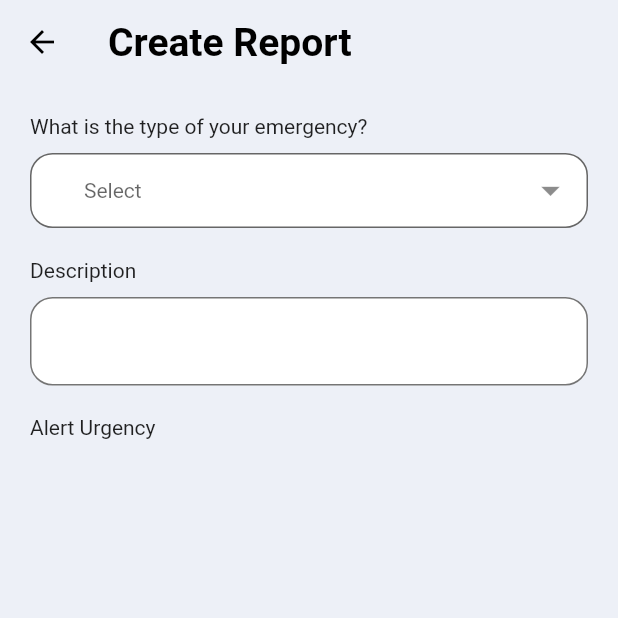
After one commit to antz22/Alertra, a Flutter app: the TeacherHomePage screen opened directly, after a tap on "Create Report", on a phone screen of 412 x 824 dp, the top half of it. The commit adds this screen. Run offline on Flutter 3.47's test engine with Material 2 defaults, Android fonts, the phone set to English and light mode, and no system bars; our stand-ins replace buttons_tabbar, dropdown_button2, flutter_secure_storage, flutter_svg, shared_preferences; accounts and stored records are empty; project files that could hold a hidden picture were left out.

Commit message:
Working on create report page

```diff
--- a/flutter_alertra/lib/screens/main/alerts.dart
+++ b/flutter_alertra/lib/screens/main/alerts.dart
@@ -5,9 +5,12 @@ class Alerts extends StatelessWidget {
 
   @override
   Widget build(BuildContext context) {
-    return Scaffold(
-      body: Container(
-        child: const Text('Alerts'),
+    return Container(
+      padding: const EdgeInsets.all(20.0),
+      child: Column(
+        children: [
+          Text('hello')
+        ],
       ),
     );
   }
--- /dev/null
+++ b/flutter_alertra/lib/screens/main/feed/create_report.dart
@@ -0,0 +1,135 @@
+import 'package:flutter/material.dart';
+import 'package:dropdown_button2/dropdown_button2.dart';
+
+class CreateReport extends StatelessWidget {
+  CreateReport({Key? key, this.selectedEmergencyType}) : super(key: key);
+
+  final List<String> emergencyTypeItems = [
+    'Suspicious Individual',
+    'Harassment',
+    'Bullying',
+    'Substance Abuse',
+    'Animal Sighting'
+        'Violence',
+    'Bad Weather'
+        'Accident',
+    'Missing Person',
+  ];
+
+  String? selectedEmergencyType;
+  String? selectedUrgencyType;
+
+  @override
+  Widget build(BuildContext context) {
+    return Scaffold(
+      backgroundColor: const Color(0xFFEDF0F7),
+      appBar: AppBar(
+        title: const Text(
+          'Create Report',
+          style: TextStyle(
+            color: Colors.black,
+            fontWeight: FontWeight.bold,
+            fontSize: 26,
+          ),
+        ),
+        elevation: 0,
+        backgroundColor: const Color(0xFFEDF0F7),
+        iconTheme: const IconThemeData(
+          color: Colors.black,
+        ),
+      ),
+      body: Container(
+        padding: const EdgeInsets.all(20.0),
+        child: Column(
+          crossAxisAlignment: CrossAxisAlignment.start,
+          children: [
+            const Text('What is the type of your emergency?'),
+            const SizedBox(height: 10),
+            Container(
+              // margin: const EdgeInsets.only(right: 20),
+              child: DropdownButtonFormField2(
+                decoration: InputDecoration(
+                  isDense: true,
+                  contentPadding: EdgeInsets.zero,
+                  border: OutlineInputBorder(
+                    borderRadius: BorderRadius.circular(15),
+                  ),
+                  filled: true,
+                  fillColor: Colors.white,
+                ),
+                isExpanded: true,
+                hint: const Text(
+                  'Select',
+                  style: TextStyle(fontSize: 14),
+                ),
+                icon: const Icon(
+                  Icons.arrow_drop_down,
+                  color: Colors.black45,
+                ),
+                iconSize: 30,
+                buttonHeight: 50,
+                buttonPadding: const EdgeInsets.only(left: 20, right: 10),
+                dropdownDecoration: BoxDecoration(
+                  borderRadius: BorderRadius.circular(15),
+                ),
+                items: emergencyTypeItems
+                    .map((item) => DropdownMenuItem<String>(
+                          value: item,
+                          child: Text(
+                            item,
+                            style: const TextStyle(
+                              fontSize: 14,
+                            ),
+                          ),
+                        ))
+                    .toList(),
+                validator: (value) {
+                  if (value == null) {
+                    return 'Please select the emergency type.';
+                  }
+                },
+                onChanged: (value) {
+                  //Do something when changing the item if you want.
+                },
+                onSaved: (value) {
+                  selectedEmergencyType = value.toString();
+                },
+              ),
+            ),
+            const SizedBox(height: 20),
+            const Text('Description'),
+            const SizedBox(height: 10),
+            TextField(
+              keyboardType: TextInputType.multiline,
+              minLines: 1,
+              maxLines: 5,
+              decoration: InputDecoration(
+                filled: true,
+                fillColor: Colors.white,
+                enabledBorder: OutlineInputBorder(
+                  borderSide: const BorderSide(
+                    color: Colors.black54,
+                    width: 1,
+                  ),
+                  borderRadius: BorderRadius.circular(15),
+                ),
+                focusedBorder: OutlineInputBorder(
+                  borderSide: const BorderSide(
+                    color: Colors.grey,
+                    width: 1,
+                  ),
+                  borderRadius: BorderRadius.circular(15),
+                ),
+              ),
+              cursorColor: Colors.grey,
+            ),
+            const SizedBox(height: 20),
+            const Text('Alert Urgency'),
+            const SizedBox(height: 10),
+
+          ],
+        ),
+      ),
+    );
+  }
+}
--- a/flutter_alertra/lib/screens/main/feed.dart
+++ b/flutter_alertra/lib/screens/main/feed/feed.dart
@@ -1,5 +1,7 @@
 import 'package:flutter/material.dart';
 import 'package:flutter_alertra/constants/constants.dart';
+import 'package:flutter_alertra/screens/main/feed/create_report.dart';
+import 'package:flutter_alertra/screens/teacher/home/teacher_home_page.dart';
 
 class Feed extends StatelessWidget {
   const Feed({Key? key}) : super(key: key);
@@ -82,9 +84,22 @@ class Feed extends StatelessWidget {
               ],
             ),
           ),
-          const SizedBox(height: kDefaultPadding,),
+          const SizedBox(
+            height: kDefaultPadding,
+          ),
           const Text('Reports', style: TextStyle(fontSize: 18)),
-          Spacer()
+          const Spacer(),
+          ElevatedButton(
+            onPressed: () {
+              Navigator.push(
+                context,
+                MaterialPageRoute(
+                  builder: (context) => CreateReport(),
+                ),
+              );
+            },
+            child: const Text('Create Report'),
+          ),
         ],
       ),
     );
--- a/flutter_alertra/lib/screens/main/news.dart
+++ b/flutter_alertra/lib/screens/main/news.dart
@@ -5,9 +5,12 @@ class News extends StatelessWidget {
 
   @override
   Widget build(BuildContext context) {
-    return Scaffold(
-      body: Container(
-        child: const Text('News'),
+    return Container(
+      padding: const EdgeInsets.all(20.0),
+      child: Column(
+        children: [
+          Text('hello')
+        ],
       ),
     );
   }
--- a/flutter_alertra/lib/screens/teacher/home/teacher_home_page.dart
+++ b/flutter_alertra/lib/screens/teacher/home/teacher_home_page.dart
@@ -1,7 +1,7 @@
 import 'package:flutter/material.dart';
 import 'package:flutter_alertra/constants/constants.dart';
 import 'package:flutter_alertra/screens/main/alerts.dart';
-import 'package:flutter_alertra/screens/main/feed.dart';
+import 'package:flutter_alertra/screens/main/feed/feed.dart';
 import 'package:flutter_alertra/screens/main/news.dart';
 import 'package:flutter_alertra/widgets/page_button.dart';
 import 'package:buttons_tabbar/buttons_tabbar.dart';
--- a/flutter_alertra/pubspec.yaml
+++ b/flutter_alertra/pubspec.yaml
@@ -25,6 +25,7 @@ dependencies:
   image_picker: ^0.8.3+2
   url_launcher: ^6.0.9
   buttons_tabbar: ^1.3.6
+  dropdown_button2: ^1.7.2
 
 dev_dependencies:
   flutter_test:
```
Also changed, not shown: flutter_alertra/pubspec.lock.
